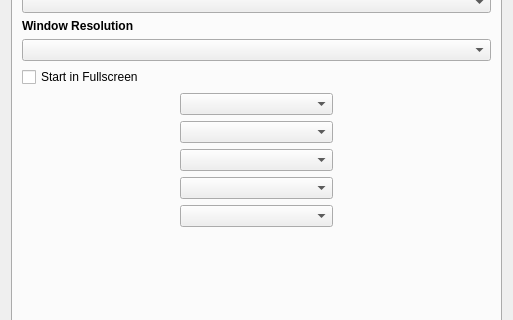
The window that yabause/src/qt/ui/UISettings.ui (Yabause/yabause) describes before a commit, drawn with Qt 5; both pictures show x 0 to 513 and y 123 to 443 of the 513 by 563 pixel window.
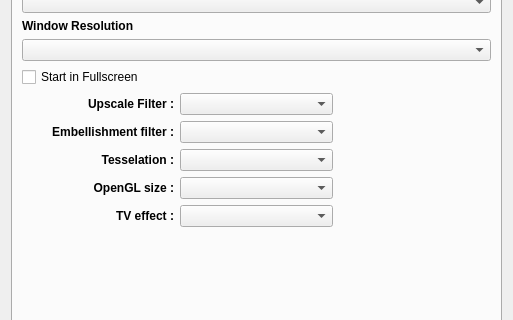
The same window after the commit. The open tabs and pages were chosen to show the change. Custom widgets are drawn as their Qt base class.

Commit message:
Ajout du nom des options vidéos...
Ajout du nom des options vidéos pour les différents filtres...

Patch:
```diff
--- a/yabause/src/qt/ui/UISettings.ui
+++ b/yabause/src/qt/ui/UISettings.ui
@@ -297,18 +297,113 @@
          </property>
         </widget>
        </item>
-       <item row="19" column="1">
-        <widget class="QComboBox" name="cbFilterMode"/>
-       </item>
+		<item row="19" column="0">
+			<widget class="QLabel" name="UpscaleFilter">
+				<property name="font">
+				<font>
+					<weight>75</weight>
+					<bold>true</bold>
+				</font>
+				</property>
+				<property name="text">
+					<string>Upscale Filter :</string>
+				</property>
+				<property name="textFormat">
+					<enum>Qt::PlainText</enum>
+				</property>
+				<property name="alignment" >
+					<set>Qt::AlignRight|Qt::AlignVCenter</set>
+				</property>
+			</widget>
+		</item>
+		<item row="19" column="1">
+			<widget class="QComboBox" name="cbFilterMode"/>
+		</item>
+		<item row="20" column="0">
+			<widget class="QLabel" name="Embellishmentfilter">
+				<property name="font">
+				<font>
+					<weight>75</weight>
+					<bold>true</bold>
+				</font>
+				</property>
+				<property name="text">
+					<string>Embellishment filter :</string>
+				</property>
+				<property name="textFormat">
+					<enum>Qt::PlainText</enum>
+				</property>
+				<property name="alignment" >
+					<set>Qt::AlignRight|Qt::AlignVCenter</set>
+				</property>
+			</widget>
+		</item>
        <item row="20" column="1">
         <widget class="QComboBox" name="cbUpscaleMode"/>
        </item>
+		<item row="21" column="0">
+			<widget class="QLabel" name="Tesselation">
+				<property name="font">
+				<font>
+					<weight>75</weight>
+					<bold>true</bold>
+				</font>
+				</property>
+				<property name="text">
+					<string>Tesselation :</string>
+				</property>
+				<property name="textFormat">
+					<enum>Qt::PlainText</enum>
+				</property>
+				<property name="alignment" >
+					<set>Qt::AlignRight|Qt::AlignVCenter</set>
+				</property>
+			</widget>
+		</item>
        <item row="21" column="1">
         <widget class="QComboBox" name="cbPolygonGeneration"/>
        </item>
+		<item row="22" column="0">
+			<widget class="QLabel" name="OpenGLSize">
+				<property name="font">
+				<font>
+					<weight>75</weight>
+					<bold>true</bold>
+				</font>
+				</property>
+				<property name="text">
+					<string>OpenGL size :</string>
+				</property>
+				<property name="textFormat">
+					<enum>Qt::PlainText</enum>
+				</property>
+				<property name="alignment" >
+					<set>Qt::AlignRight|Qt::AlignVCenter</set>
+				</property>
+			</widget>
+		</item>
        <item row="22" column="1">
         <widget class="QComboBox" name="cbResolution"/>
        </item>
+		<item row="23" column="0">
+			<widget class="QLabel" name="TVEffect">
+				<property name="font">
+				<font>
+					<weight>75</weight>
+					<bold>true</bold>
+				</font>
+				</property>
+				<property name="text">
+					<string>TV effect :</string>
+				</property>
+				<property name="textFormat">
+					<enum>Qt::PlainText</enum>
+				</property>
+				<property name="alignment" >
+					<set>Qt::AlignRight|Qt::AlignVCenter</set>
+				</property>
+			</widget>
+		</item>
        <item row="23" column="1">
         <widget class="QComboBox" name="cbScanlineFilter"/>
        </item>
```
